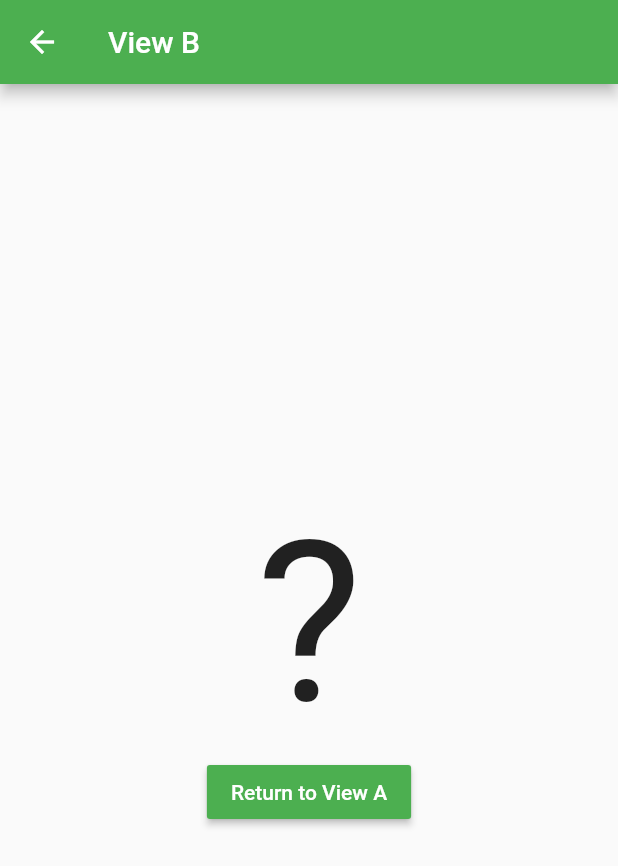
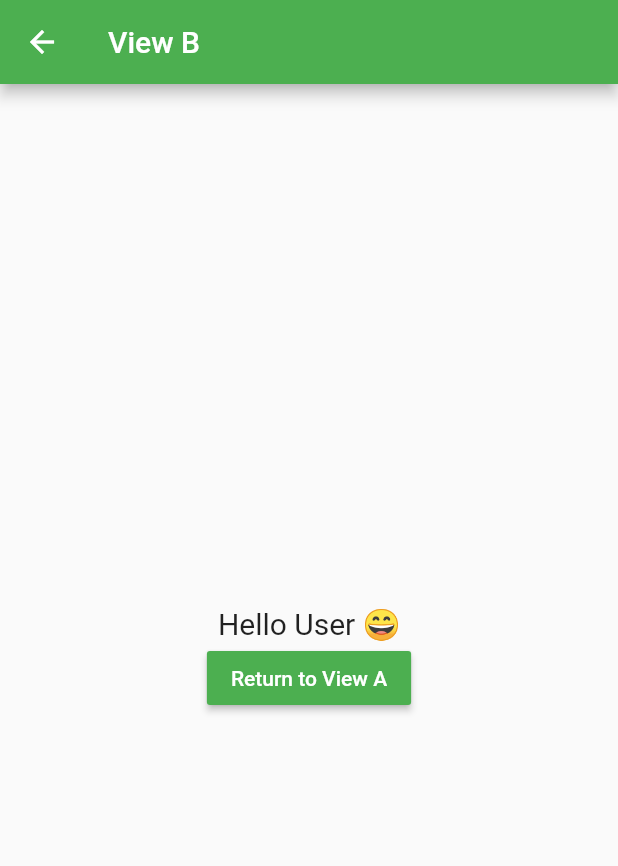
Before and after one commit to timbergus/routing_with_flutter, a Flutter app: the screen it shows after launch, after a tap on "Goto View B", on a phone screen of 412 x 824 dp. Shown: the top 866 px of the screen. Run offline on Flutter 3.47's test engine with Material 2 defaults, Android fonts, the phone set to English and light mode, and no system bars.

Commit message:
Passing data using MaterialPageRoute.

```diff
--- a/lib/routes/route_a.dart
+++ b/lib/routes/route_a.dart
@@ -14,7 +14,9 @@ class ViewA extends StatelessWidget {
           onPressed: () => Navigator.push(
                 context,
                 MaterialPageRoute(
-                  builder: (context) => ViewB(),
+                  builder: (context) => ViewB(
+                        message: 'Hello User 😄',
+                      ),
                 ),
               ),
           color: Colors.green,
--- a/lib/routes/route_b.dart
+++ b/lib/routes/route_b.dart
@@ -1,6 +1,11 @@
 import 'package:flutter/material.dart';
 
 class ViewB extends StatelessWidget {
+
+  final String message;
+
+  ViewB({Key key, this.message}) : super(key: key);
+
   @override
   Widget build(BuildContext context) {
     return Scaffold(
@@ -12,9 +17,9 @@ class ViewB extends StatelessWidget {
           mainAxisAlignment: MainAxisAlignment.center,
           children: <Widget>[
             Text(
-              '?',
+              '$message',
               style: TextStyle(
-                fontSize: 150,
+                fontSize: 20,
               ),
             ),
             RaisedButton(
```
